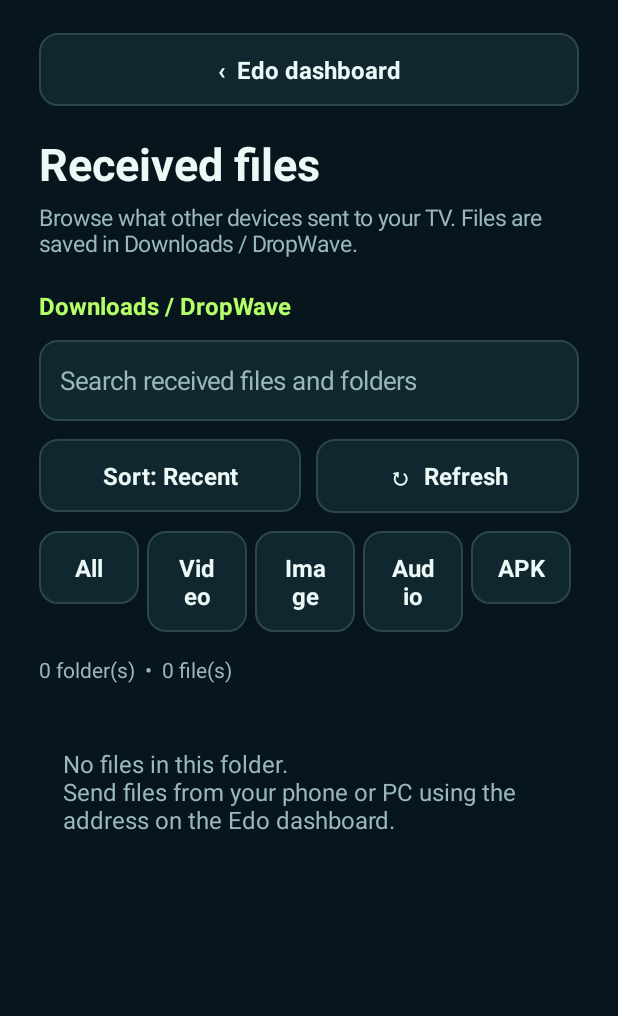
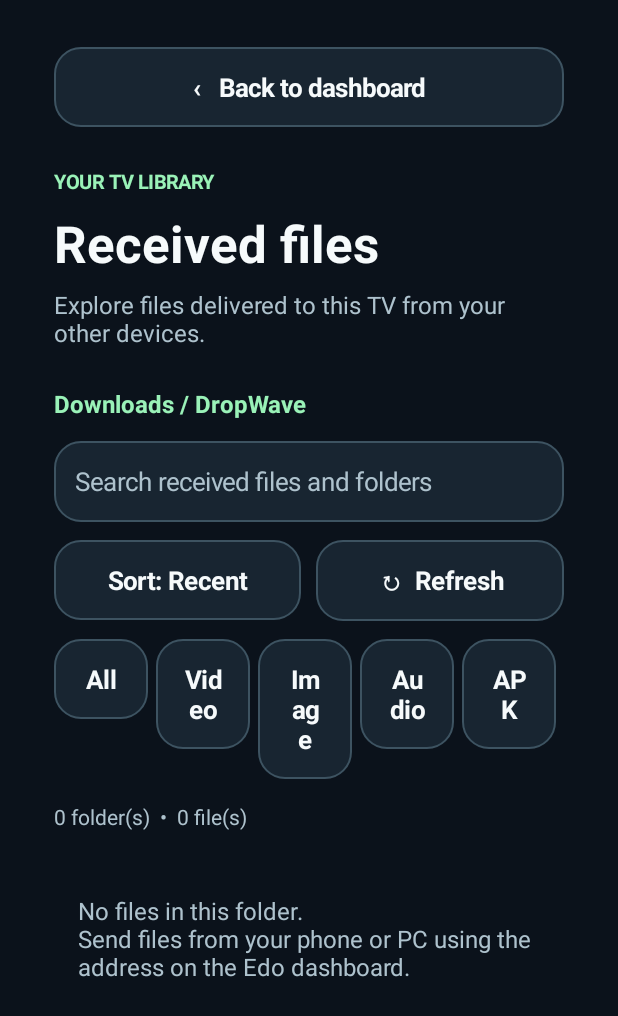
Before and after one commit to Subaru771/EDO, an Android app: the ReceivedFilesActivity screen opened directly, with no data from a screen before it, on a phone screen of 412 x 824 dp. Shown: the top 1016 px of the screen. Run offline under Robolectric (Android 15) with nearby library versions, the phone set to English and light mode, and no system bars.

Commit message:
Bring received-files TV library into Edo workspace design

```diff
--- a/app/src/main/java/com/dropwave/tv/ReceivedFilesActivity.java
+++ b/app/src/main/java/com/dropwave/tv/ReceivedFilesActivity.java
@@ -35,9 +35,9 @@ import java.util.Set;
 
 /** Native, D-pad accessible browser for received content under Downloads/DropWave. */
 public final class ReceivedFilesActivity extends Activity {
-    private static final int BG=Color.rgb(7,21,28), PANEL=Color.rgb(17,39,47);
-    private static final int BORDER=Color.rgb(44,70,79), WHITE=Color.rgb(236,249,247);
-    private static final int MUTED=Color.rgb(154,183,190), ACCENT=Color.rgb(181,255,104);
+    private static final int BG=Color.rgb(11,18,27), PANEL=Color.rgb(24,37,49);
+    private static final int BORDER=Color.rgb(61,83,97), WHITE=Color.rgb(246,250,251);
+    private static final int MUTED=Color.rgb(174,194,205), ACCENT=Color.rgb(154,242,184);
     private LinearLayout listContainer;
     private TextView breadcrumb, summary, sortButton;
     private EditText search;
@@ -49,7 +49,7 @@ public final class ReceivedFilesActivity extends Activity {
 
     private int dp(float v){return (int)(v*getResources().getDisplayMetrics().density+0.5f);}
     private GradientDrawable background(int fill,int border){
-        GradientDrawable d=new GradientDrawable();d.setColor(fill);d.setCornerRadius(dp(12));d.setStroke(dp(1),border);return d;
+        GradientDrawable d=new GradientDrawable();d.setColor(fill);d.setCornerRadius(dp(17));d.setStroke(dp(1),border);return d;
     }
     private LinearLayout column(){LinearLayout l=new LinearLayout(this);l.setOrientation(LinearLayout.VERTICAL);return l;}
     private TextView text(String s,int size,int color,boolean bold){
@@ -58,7 +58,7 @@ public final class ReceivedFilesActivity extends Activity {
     }
     private void space(LinearLayout l,int h){View v=new View(this);l.addView(v,new LinearLayout.LayoutParams(1,dp(h)));}
     private TextView button(String s,Runnable action){
-        TextView t=text(s,16,WHITE,true);t.setGravity(Gravity.CENTER);t.setPadding(dp(17),dp(13),dp(17),dp(13));
+        TextView t=text(s,17,WHITE,true);t.setGravity(Gravity.CENTER);t.setPadding(dp(18),dp(15),dp(18),dp(15));
         t.setBackground(background(PANEL,BORDER));t.setFocusable(true);t.setClickable(true);
         t.setOnFocusChangeListener((v,hasFocus)->{
             t.setBackground(background(hasFocus?WHITE:PANEL,hasFocus?WHITE:BORDER));
@@ -79,12 +79,13 @@ public final class ReceivedFilesActivity extends Activity {
     @Override protected void onSaveInstanceState(Bundle out){out.putString("folder",folder);out.putInt("sort",sort);super.onSaveInstanceState(out);}
     private void build(){
         ScrollView sc=new ScrollView(this);sc.setFillViewport(true);sc.setBackgroundColor(BG);
-        LinearLayout root=column();root.setPadding(dp(26),dp(22),dp(26),dp(26));sc.addView(root);
-        TextView back=button("‹  Edo dashboard",this::finish);root.addView(back);
-        space(root,18);root.addView(text("Received files",30,WHITE,true));space(root,5);
-        root.addView(text("Browse what other devices sent to your TV. Files are saved in Downloads / DropWave.",15,MUTED,false));
-        space(root,20);
-        breadcrumb=text("Downloads / DropWave",16,ACCENT,true);root.addView(breadcrumb);space(root,12);
+        LinearLayout root=column();root.setPadding(dp(36),dp(31),dp(36),dp(32));sc.addView(root);
+        TextView back=button("‹   Back to dashboard",this::finish);root.addView(back);
+        space(root,27);root.addView(text("YOUR TV LIBRARY",13,ACCENT,true));space(root,9);
+        root.addView(text("Received files",34,WHITE,true));space(root,7);
+        root.addView(text("Explore files delivered to this TV from your other devices.",16,MUTED,false));
+        space(root,25);
+        breadcrumb=text("Downloads / Edo",16,ACCENT,true);root.addView(breadcrumb);space(root,14);
         search=new EditText(this);search.setSingleLine(true);search.setHint("Search received files and folders");
         search.setTextColor(WHITE);search.setHintTextColor(MUTED);search.setTextSize(17);
         search.setPadding(dp(14),dp(9),dp(14),dp(9));search.setBackground(background(PANEL,BORDER));
```
